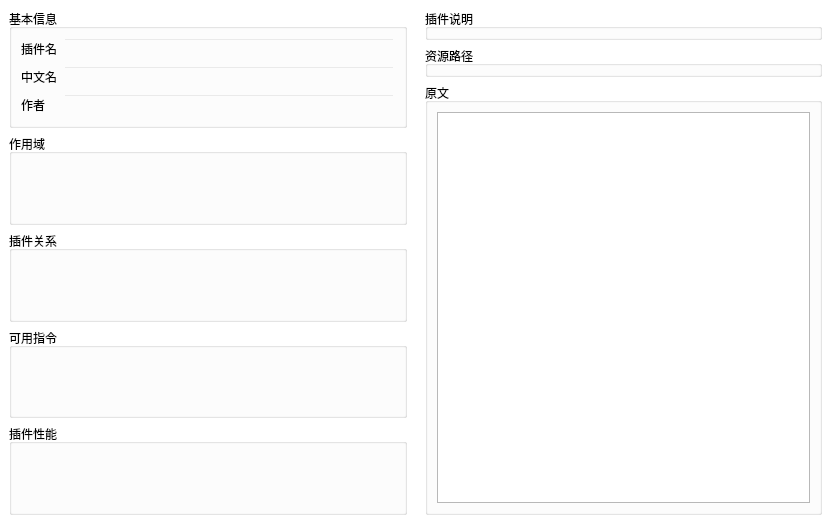
Old version of the form DrillPluginInformationReader/Source/InformationModule/pluginDetailPart/p_PluginDetailPart.ui in the repository DrillUp/DrillPluginInformationReader.
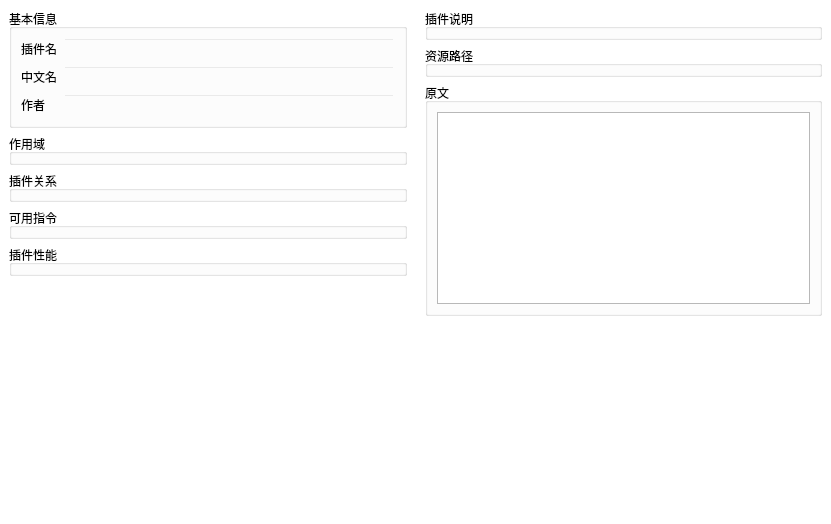
New version of the form.

Patch:
```diff
--- a/DrillPluginInformationReader/Source/InformationModule/pluginDetailPart/p_PluginDetailPart.ui
+++ b/DrillPluginInformationReader/Source/InformationModule/pluginDetailPart/p_PluginDetailPart.ui
@@ -69,6 +69,12 @@
        </property>
        <item>
         <widget class="QWidget" name="widget" native="true">
+         <property name="sizePolicy">
+          <sizepolicy hsizetype="Preferred" vsizetype="Preferred">
+           <horstretch>1</horstretch>
+           <verstretch>0</verstretch>
+          </sizepolicy>
+         </property>
          <layout class="QVBoxLayout" name="verticalLayout_4">
           <item>
            <widget class="QGroupBox" name="groupBox_5">
@@ -226,11 +232,30 @@
             </layout>
            </widget>
           </item>
+          <item>
+           <spacer name="verticalSpacer">
+            <property name="orientation">
+             <enum>Qt::Vertical</enum>
+            </property>
+            <property name="sizeHint" stdset="0">
+             <size>
+              <width>20</width>
+              <height>40</height>
+             </size>
+            </property>
+           </spacer>
+          </item>
          </layout>
         </widget>
        </item>
        <item>
         <widget class="QWidget" name="widget_2" native="true">
+         <property name="sizePolicy">
+          <sizepolicy hsizetype="Preferred" vsizetype="Preferred">
+           <horstretch>1</horstretch>
+           <verstretch>0</verstretch>
+          </sizepolicy>
+         </property>
          <layout class="QVBoxLayout" name="verticalLayout_5">
           <item>
            <widget class="QGroupBox" name="groupBox_Subsection">
@@ -288,6 +313,12 @@
             <layout class="QVBoxLayout" name="verticalLayout">
              <item>
               <widget class="QPlainTextEdit" name="plainTextEdit_orgHelp">
+               <property name="minimumSize">
+                <size>
+                 <width>0</width>
+                 <height>180</height>
+                </size>
+               </property>
                <property name="lineWrapMode">
                 <enum>QPlainTextEdit::NoWrap</enum>
                </property>
@@ -296,6 +327,19 @@
             </layout>
            </widget>
           </item>
+          <item>
+           <spacer name="verticalSpacer_2">
+            <property name="orientation">
+             <enum>Qt::Vertical</enum>
+            </property>
+            <property name="sizeHint" stdset="0">
+             <size>
+              <width>20</width>
+              <height>40</height>
+             </size>
+            </property>
+           </spacer>
+          </item>
          </layout>
         </widget>
        </item>
```
